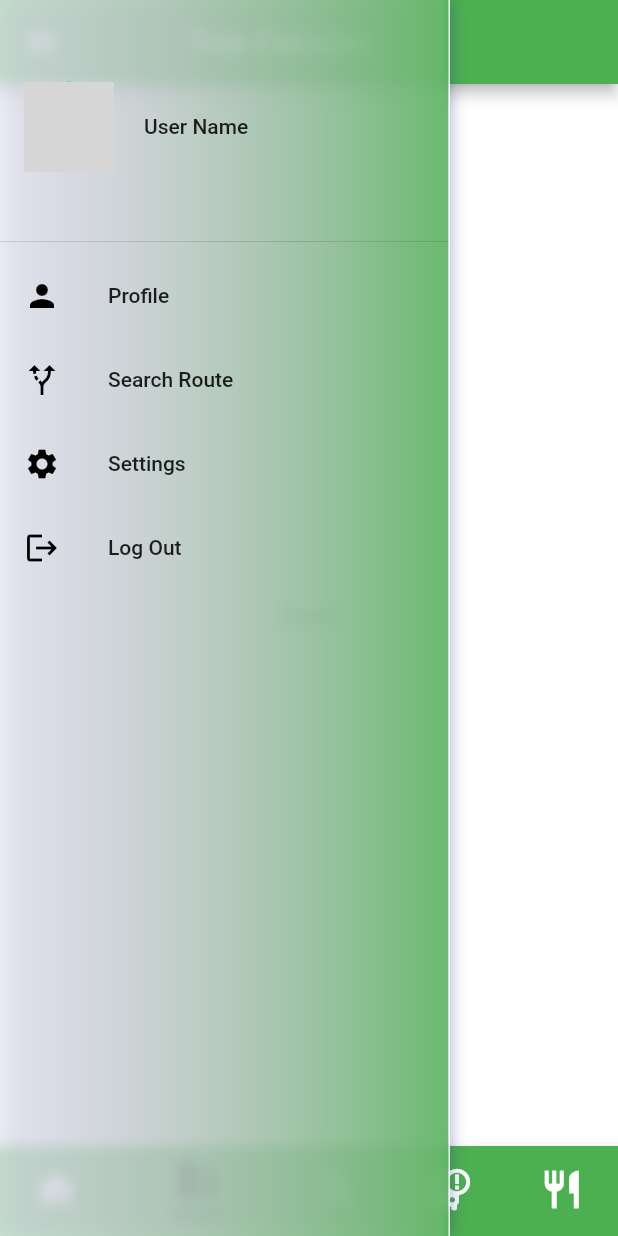
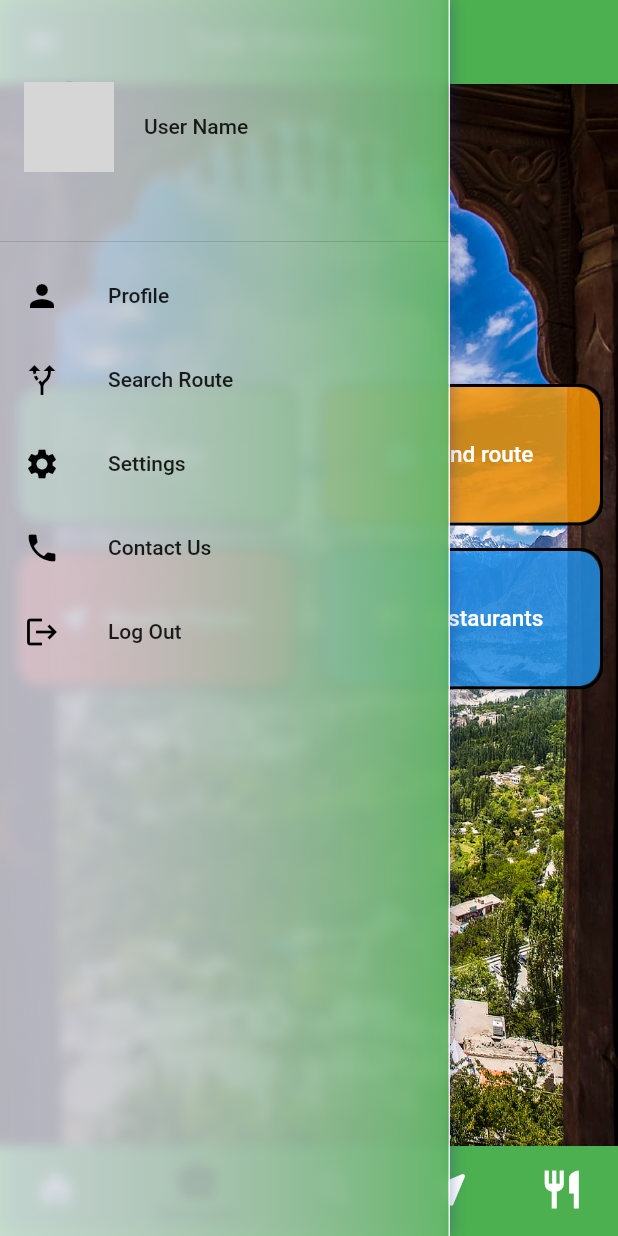
Before and after one commit to KiramatBaig/Trek-Pakistan-TourApp, a Flutter app: the MyNavigationBar screen opened directly, item 2 of the bottom bar chosen, with the side drawer open, on a phone screen of 412 x 824 dp. Run offline on Flutter 3.47's test engine with Material 2 defaults, Android fonts, the phone set to English and light mode, and no system bars; network calls fail; grey boxes are pictures that could not be loaded.

Commit message:
Commit 5 by Zeeshan

```diff
--- a/lib/Components/MyNavigationBar.dart
+++ b/lib/Components/MyNavigationBar.dart
@@ -3,6 +3,7 @@
 import 'package:flutter/material.dart';
 import 'package:flutter_auth/Components/drawer.dart';
 import 'package:flutter_auth/Screens/HomeScreen/home_screen.dart';
+import 'package:flutter_auth/Screens/Services/services_screen.dart';
 
 
 
@@ -17,7 +18,7 @@ class _MyNavigationBarState extends State<MyNavigationBar > {
   int _selectedIndex = 0;
   final List<Widget> _widgetOptions = [
     HomeScreen(),
-    Text("Hotels"),
+    ServicesScreen(),
     Text("Search"),
     Text("Transport"),
     Text("Restaurant"),
@@ -59,8 +60,8 @@ class _MyNavigationBarState extends State<MyNavigationBar > {
             ),
 
             BottomNavigationBarItem(
-              icon: Icon(Icons.business),
-              title: Text('Hotel'),
+              icon: Icon(Icons.business_center),
+              title: Text('Services'),
               backgroundColor: Colors.green,
             ),
             BottomNavigationBarItem(
@@ -69,8 +70,8 @@ class _MyNavigationBarState extends State<MyNavigationBar > {
                 backgroundColor: Colors.green
             ),
             BottomNavigationBarItem(
-              icon: Icon(Icons.bus_alert),
-              title: Text('Transport'),
+              icon: Icon(Icons.near_me_rounded),
+              title: Text('Attractions'),
               backgroundColor: Colors.green,
             ),
             BottomNavigationBarItem(
--- a/lib/Components/drawer.dart
+++ b/lib/Components/drawer.dart
@@ -110,6 +110,18 @@ class FrostedDrawer extends StatelessWidget {
                       ),
                       title: Text("Settings"),
                     ),
+
+                    ListTile(
+                      onTap: () {
+
+                      },
+
+                      leading: Icon(
+                        Icons.local_phone,
+                        color: Colors.black,
+                      ),
+                      title: Text("Contact Us"),
+                    ),
                     ListTile(
                       onTap: () {
 
@@ -122,12 +134,13 @@ class FrostedDrawer extends StatelessWidget {
                           ),
                         );
                       },
+
                       leading: Icon(
                         Icons.logout,
                         color: Colors.black,
                       ),
                       title: Text("Log Out"),
-                    )
+                    ),
                   ],
                 ),
               )
--- a/lib/Components/rectangular_button.dart
+++ b/lib/Components/rectangular_button.dart
@@ -23,8 +23,10 @@ class RectangluarButton extends StatelessWidget {
     Size size=MediaQuery.of(context).size;
 
     return Container(
+
+
       height: size.height/8,
-      width: 200,
+      width: 300,
       decoration: BoxDecoration(
         borderRadius: BorderRadius.circular(15.0),
         border: Border.all(
@@ -42,7 +44,6 @@ class RectangluarButton extends StatelessWidget {
           color: color,
           label: Text(
             text,
-
             style: TextStyle(fontSize: 15.0,color: Colors.white),
           ),
           icon: icon,
--- a/lib/Components/rounded_password_field.dart
+++ b/lib/Components/rounded_password_field.dart
@@ -20,12 +20,18 @@ class RoundedPasswordField extends StatelessWidget {
             Icons.lock,
             color: kPrimaryColor,
           ),
-          suffixIcon: Icon(
-            Icons.visibility,
-            color: kPrimaryColor,
+          suffixIcon: IconButton(
+            onPressed: (){
+
+            }
+            ,
+            icon: Icon(Icons.visibility),
           ),
+
+
           border: InputBorder.none,
         ),
+
       ),
     );
   }
--- a/lib/Screens/HomeScreen/Components/body.dart
+++ b/lib/Screens/HomeScreen/Components/body.dart
@@ -34,15 +34,21 @@ class Body extends StatelessWidget{
             ),
           ),
 
-          Column(
-              mainAxisAlignment: MainAxisAlignment.center,
+          GridView.count(
+            padding: EdgeInsets.only(left: 10,right: 10,top: 200),
+              crossAxisCount: 2,
+              mainAxisSpacing: 15,
+              childAspectRatio: 2,
+              crossAxisSpacing: 15,
               children: <Widget>[
+
                 RectangluarButton(color: kPrimaryColor.withOpacity(0.8),press: (){},text: "Destinations",icon: Icon(Icons.place_outlined,color: Colors.white,),),
-                SizedBox(height: 10.0,),
-                RectangluarButton(color: Colors.orange.withOpacity(0.8),press: (){},text: "Nearby Attractions",icon: Icon(Icons.location_city_rounded,color: Colors.white,),),
-
+                RectangluarButton(color: Colors.orange.withOpacity(0.8),press: (){},text: "Services",icon: Icon(Icons.business_center,color: Colors.white,),),
+                RectangluarButton(color: Colors.red.withOpacity(0.8),press: (){},text: "Nearby Places",icon: Icon(Icons.near_me_rounded,color: Colors.white,),),
+                RectangluarButton(color: Colors.blue.withOpacity(0.8),press: (){},text: "Restaurants",icon: Icon(Icons.restaurant,color: Colors.white,),),
               ],
             ),
+
 
 
         ],
--- a/lib/Screens/Login/Components/body.dart
+++ b/lib/Screens/Login/Components/body.dart
@@ -6,6 +6,7 @@ import 'package:flutter_auth/Components/register_as_business_partner.dart';
 import 'package:flutter_auth/Components/rounded_button.dart';
 import 'package:flutter_auth/Components/rounded_input_field.dart';
 import 'package:flutter_auth/Components/rounded_password_field.dart';
+import 'package:flutter_auth/Screens/HomeScreen/home_screen.dart';
 import 'file:///E:/Flutter%20Projects/trekpakistan_tourapp/lib/Components/background.dart';
 import 'package:flutter_auth/Screens/SignUp/signup_screen.dart';
 
@@ -23,6 +24,7 @@ class Body extends StatelessWidget {
 
     return Background(
 
+      child: SingleChildScrollView(
         child: Column(
           mainAxisAlignment: MainAxisAlignment.center,
           children: <Widget>[
@@ -72,6 +74,7 @@ class Body extends StatelessWidget {
 
           ],
         ),
+      ),
     );
   }
 }
--- /dev/null
+++ b/lib/Screens/Services/Components/body.dart
@@ -0,0 +1,65 @@
+
+
+
+import 'dart:ui';
+
+import 'package:flutter/cupertino.dart';
+import 'package:flutter/material.dart';
+import 'package:flutter_auth/Components/rectangular_button.dart';
+import 'package:flutter_auth/Constants.dart';
+
+
+class Body extends StatelessWidget{
+  @override
+  Widget build(BuildContext context){
+    Size size=MediaQuery.of(context).size;
+    return Scaffold(
+
+
+      body: Stack(
+        fit: StackFit.expand,
+        children: <Widget>[
+          ConstrainedBox(
+            constraints: const BoxConstraints.expand(),
+            child: Container(
+              height: size.height,
+              width: size.width,
+              decoration: BoxDecoration(
+                  shape: BoxShape.rectangle,
+                  image: DecorationImage(
+                    fit: BoxFit.fill,
+                    image: AssetImage("assets/images/gilgit.jpg"),
+                  )
+              ),
+            ),
+          ),
+
+          GridView.count(
+            padding: EdgeInsets.only(left: 10,right: 10,top: 200),
+            crossAxisCount: 2,
+            mainAxisSpacing: 15,
+            childAspectRatio: 2,
+            crossAxisSpacing: 15,
+            children: <Widget>[
+
+              RectangluarButton(color: kPrimaryColor.withOpacity(0.8),press: (){},text: "Hello",icon: Icon(Icons.place_outlined,color: Colors.white,),),
+              RectangluarButton(color: Colors.orange.withOpacity(0.8),press: (){},text: "Find route",icon: Icon(Icons.business_center,color: Colors.white,),),
+              RectangluarButton(color: Colors.red.withOpacity(0.8),press: (){},text: "Nearby Places",icon: Icon(Icons.near_me_rounded,color: Colors.white,),),
+              RectangluarButton(color: Colors.blue.withOpacity(0.8),press: (){},text: "Restaurants",icon: Icon(Icons.restaurant,color: Colors.white,),),
+            ],
+          ),
+
+
+
+        ],
+
+
+      ),
+
+
+    );
+
+  }
+
+
+}
--- /dev/null
+++ b/lib/Screens/Services/services_screen.dart
@@ -0,0 +1,12 @@
+import 'package:flutter/material.dart';
+import 'package:flutter_auth/Screens/Services/Components/body.dart';
+
+
+
+
+class ServicesScreen extends StatelessWidget{
+  @override
+  Widget build(BuildContext context){
+    return Scaffold(body: Body(),);
+  }
+}
--- a/lib/Screens/SignUp/Components/body.dart
+++ b/lib/Screens/SignUp/Components/body.dart
@@ -21,6 +21,7 @@ class Body extends StatelessWidget {
   Widget build(BuildContext context) {
     Size size=MediaQuery.of(context).size;
     return Background(
+      child: SingleChildScrollView(
         child: Column(
           mainAxisAlignment: MainAxisAlignment.center,
           children: <Widget>[
@@ -34,7 +35,7 @@ class Body extends StatelessWidget {
               onChanged:(value){} ,
             ),
             RoundedPasswordField(
-            onChanged: (value){},
+
 
             ),
             SizedBox(height: size.height*0.03,),
@@ -63,6 +64,7 @@ class Body extends StatelessWidget {
 
           ],
         ),
+      ),
     );
   }
 }
```
Lines whose indentation alone changed are shown as unchanged.
